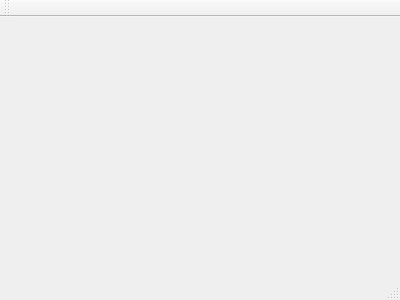
Old version of the form qcc/mainwindow.ui in the repository vos/qcc.
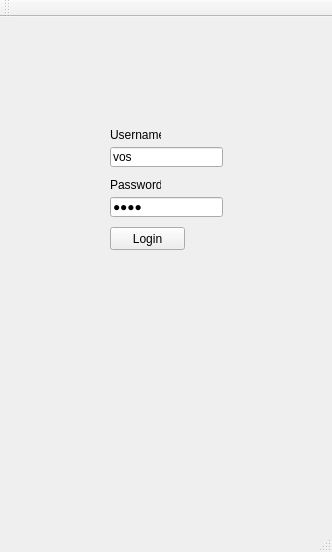
New version of the form.

Commit message: added client login form and simple authentication protocol

What changed in the file:
```diff
--- a/qcc/mainwindow.ui
+++ b/qcc/mainwindow.ui
@@ -6,14 +6,99 @@
    <rect>
     <x>0</x>
     <y>0</y>
-    <width>400</width>
-    <height>300</height>
+    <width>332</width>
+    <height>552</height>
    </rect>
   </property>
   <property name="windowTitle">
    <string>QCC - Qt CryptoChat</string>
   </property>
-  <widget class="QWidget" name="centralWidget"/>
+  <widget class="QWidget" name="centralWidget">
+   <widget class="QStackedWidget" name="stackedWidget">
+    <property name="geometry">
+     <rect>
+      <x>40</x>
+      <y>30</y>
+      <width>231</width>
+      <height>401</height>
+     </rect>
+    </property>
+    <property name="currentIndex">
+     <number>0</number>
+    </property>
+    <widget class="QWidget" name="loginPage">
+     <widget class="QLineEdit" name="usernameLineEdit">
+      <property name="geometry">
+       <rect>
+        <x>70</x>
+        <y>100</y>
+        <width>113</width>
+        <height>20</height>
+       </rect>
+      </property>
+      <property name="text">
+       <string notr="true">vos</string>
+      </property>
+     </widget>
+     <widget class="QLineEdit" name="passwordLineEdit">
+      <property name="geometry">
+       <rect>
+        <x>70</x>
+        <y>150</y>
+        <width>113</width>
+        <height>20</height>
+       </rect>
+      </property>
+      <property name="text">
+       <string notr="true">test</string>
+      </property>
+      <property name="echoMode">
+       <enum>QLineEdit::Password</enum>
+      </property>
+     </widget>
+     <widget class="QPushButton" name="loginButton">
+      <property name="geometry">
+       <rect>
+        <x>70</x>
+        <y>180</y>
+        <width>75</width>
+        <height>23</height>
+       </rect>
+      </property>
+      <property name="text">
+       <string>Login</string>
+      </property>
+     </widget>
+     <widget class="QLabel" name="usernameLabel">
+      <property name="geometry">
+       <rect>
+        <x>70</x>
+        <y>80</y>
+        <width>51</width>
+        <height>16</height>
+       </rect>
+      </property>
+      <property name="text">
+       <string>Username</string>
+      </property>
+     </widget>
+     <widget class="QLabel" name="passwordLabel">
+      <property name="geometry">
+       <rect>
+        <x>70</x>
+        <y>130</y>
+        <width>51</width>
+        <height>16</height>
+       </rect>
+      </property>
+      <property name="text">
+       <string>Password</string>
+      </property>
+     </widget>
+    </widget>
+    <widget class="QWidget" name="mainPage"/>
+   </widget>
+  </widget>
   <widget class="QMenuBar" name="menuBar">
    <property name="geometry">
     <rect>
```
Left out of the diff: 2 changed lines with no effect on the pictures. The commit also changes 3 other files.
